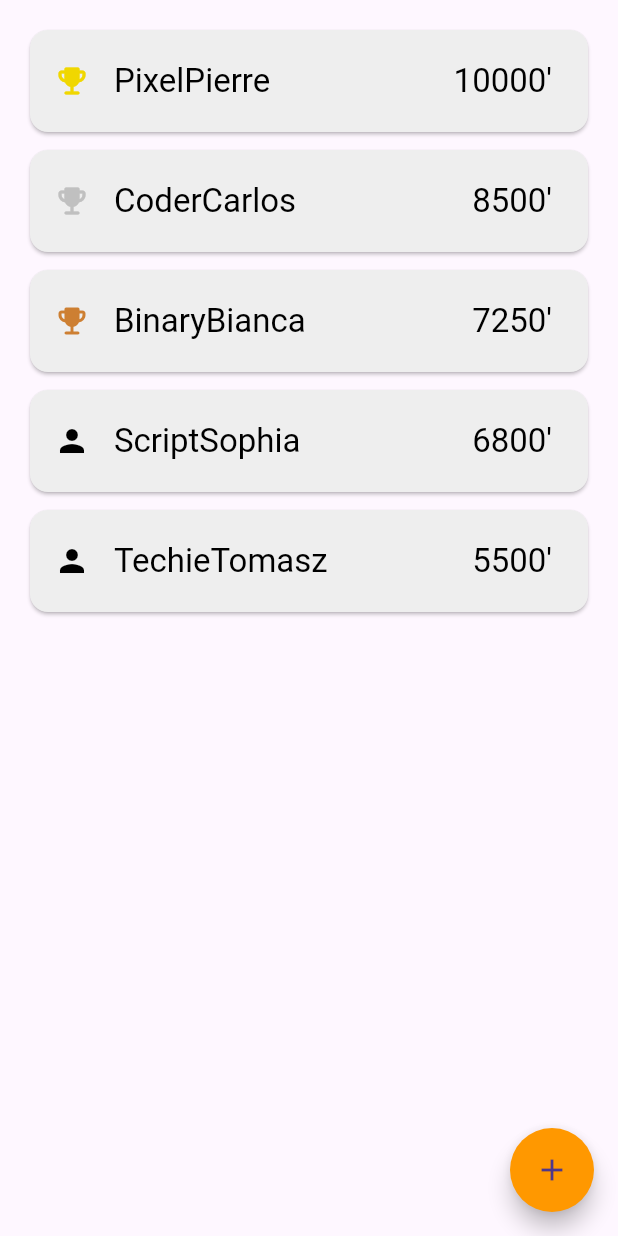
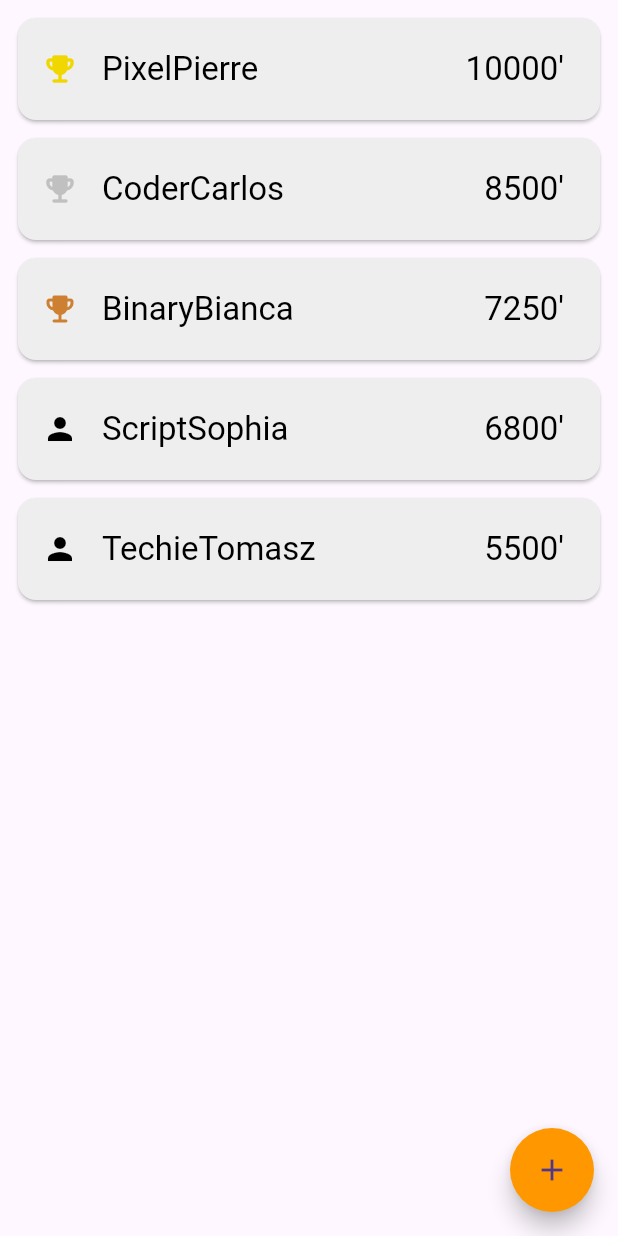
Before and after one commit to QRCheckApp/SportAward, a Flutter app: the FriendsPage screen opened directly, on a phone screen of 412 x 824 dp. Run offline on Flutter 3.47's test engine with Material 2 defaults, Android fonts, the phone set to English and light mode, and no system bars; missing offline and left inert: external_app_launcher, shake.

Commit message:
adjusted padding

```diff
--- a/lib/pres/pages/friends_page.dart
+++ b/lib/pres/pages/friends_page.dart
@@ -36,9 +36,7 @@ class FriendsPage extends StatelessWidget {
     }
 
     return Scaffold(
-        body: Padding(
-          padding: const EdgeInsets.all(8.0),
-          child: ListView.separated(
+        body: ListView.separated(
             padding: const EdgeInsets.all(8),
             itemCount: friends.length,
             itemBuilder: (context, index) {
@@ -59,7 +57,6 @@ class FriendsPage extends StatelessWidget {
             separatorBuilder: (context, index) {
               return const SizedBox(height: 4);
             }),
-        ),
         floatingActionButton: FloatingActionButton(
           backgroundColor: SCol.primary,
           shape: const CircleBorder(),
--- a/lib/pres/widgets/app_list_widget.dart
+++ b/lib/pres/widgets/app_list_widget.dart
@@ -20,7 +20,7 @@ class AppListWidget extends StatelessWidget {
   @override
   Widget build(BuildContext context) {
     return ListView.separated(
-      physics: const NeverScrollableScrollPhysics(),
+      padding: const EdgeInsets.all(8),
       shrinkWrap: true,
       itemCount: appList.length,
       itemBuilder: (context, index) {
```
Also changed, not shown: lib/pres/pages/home_page.dart (+12 -9 lines). Lines whose indentation alone changed are shown as unchanged.
